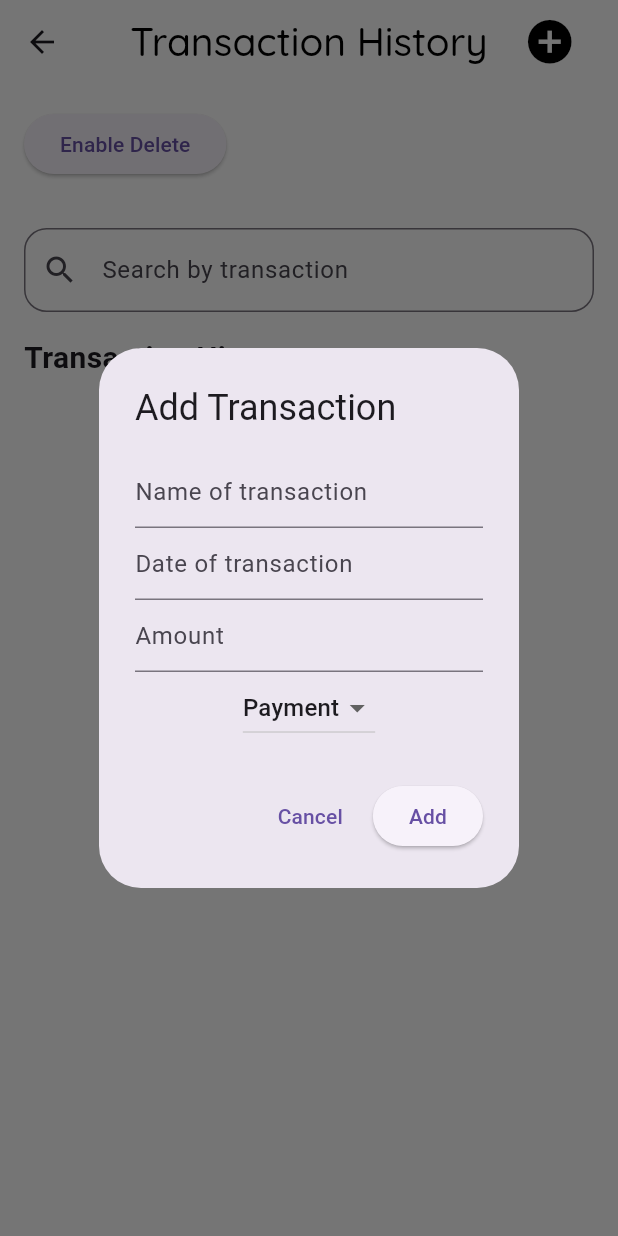
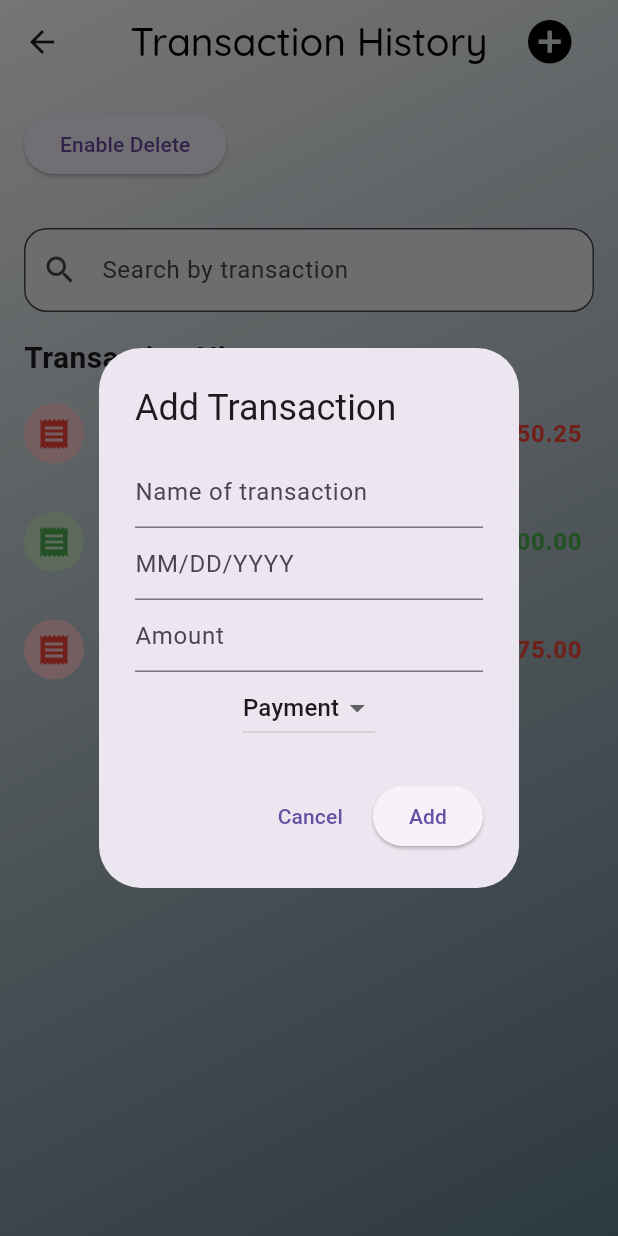
Before and after one commit to Moe2173/MoneyFlow, a Flutter app: the TransactionHistory screen opened directly, after a tap on "Enable Delete", after a tap on "Disable Delete", after a tap on the "add circle" icon, on a phone screen of 412 x 824 dp. Run offline on Flutter 3.47's test engine with Material 3 defaults, Android fonts, the phone set to English and light mode, and no system bars; our stand-ins replace shared_preferences; accounts and stored records are empty.

Commit message:
Update transactions_history.dart

```diff
--- a/lib/pages/transactions_history.dart
+++ b/lib/pages/transactions_history.dart
@@ -1,23 +1,71 @@
 import 'package:flutter/material.dart';
+import 'package:intl/intl.dart';
+import 'package:shared_preferences/shared_preferences.dart';
+import 'dart:convert';
 
 class TransactionHistory extends StatefulWidget {
-  const TransactionHistory({super.key});
+  const TransactionHistory({Key? key}) : super(key: key);
 
   @override
   State<TransactionHistory> createState() => _TransactionHistoryState();
 }
 
 class _TransactionHistoryState extends State<TransactionHistory> {
-  // Empty list of transactions
   List<Map<String, dynamic>> transactions = [];
-
-  // Variable to hold the search query
   String searchQuery = '';
-
-  // To toggle the visibility of delete button
   bool _showDeleteButton = false;
 
-  // Function to filter transactions based on search
+  @override
+  void initState() {
+    super.initState();
+    _initializeTransactions();
+  }
+
+  // Initialize transactions: load from SharedPreferences or use sample data
+  Future<void> _initializeTransactions() async {
+    final prefs = await SharedPreferences.getInstance();
+    final transactionsJson = prefs.getString('transactions');
+
+    if (transactionsJson == null) {
+      // No stored transactions, use sample data and save it
+      transactions = [
+        {"title": "Grocery Shopping", "date": "03/01/2025", "amount": 50.25, "type": "payment"},
+        {"title": "Salary", "date": "03/01/2025", "amount": 1500.00, "type": "income"},
+        {"title": "Restaurant", "date": "03/03/2025", "amount": 75.00, "type": "payment"},
+      ];
+      await _saveTransactions();
+    } else {
+      // Load saved transactions
+      final List<dynamic> decodedTransactions = jsonDecode(transactionsJson);
+      setState(() {
+        transactions = decodedTransactions.cast<Map<String, dynamic>>();
+      });
+    }
+  }
+
+  // Save transactions to SharedPreferences
+  Future<void> _saveTransactions() async {
+    final prefs = await SharedPreferences.getInstance();
+    final transactionsJson = jsonEncode(transactions);
+    await prefs.setString('transactions', transactionsJson);
+  }
+
+  // Add a new transaction
+  Future<void> _addTransaction(String title, String date, double amount, String type) async {
+    setState(() {
+      transactions.add({"title": title, "date": date, "amount": amount, "type": type});
+    });
+    await _saveTransactions();
+  }
+
+  // Remove a transaction
+  Future<void> _removeTransaction(int index) async {
+    setState(() {
+      transactions.removeAt(index);
+    });
+    await _saveTransactions();
+  }
+
   List<Map<String, dynamic>> get filteredTransactions {
     return transactions
         .where((transaction) =>
@@ -25,26 +73,12 @@ class _TransactionHistoryState extends State<TransactionHistory> {
         .toList();
   }
 
-  // Function to add a transaction to the list
-  void _addTransaction(String title, String date, double amount, String type) {
-    setState(() {
-      transactions.add({"title": title, "date": date, "amount": amount, "type": type});
-    });
-  }
-
-  // Function to remove a transaction
-  void _removeTransaction(int index) {
-    setState(() {
-      transactions.removeAt(index);
-    });
-  }
-
-  // Function to show the add transaction dialog
   void _showAddTransactionDialog() {
     String title = '';
     String date = '';
     double amount = 0.0;
-    String type = 'payment'; // Default to payment
+    String type = 'payment';
+    final dateController = TextEditingController();
 
     showDialog(
       context: context,
@@ -61,7 +95,8 @@ class _TransactionHistoryState extends State<TransactionHistory> {
                 },
               ),
               TextField(
-                decoration: const InputDecoration(hintText: 'Date of transaction'),
+                controller: dateController,
+                decoration: const InputDecoration(hintText: 'MM/DD/YYYY'),
                 onChanged: (value) {
                   date = value;
                 },
@@ -75,7 +110,7 @@ class _TransactionHistoryState extends State<TransactionHistory> {
               ),
               DropdownButton<String>(
                 value: type,
-                items: [
+                items: const [
                   DropdownMenuItem(value: 'payment', child: Text('Payment')),
                   DropdownMenuItem(value: 'income', child: Text('Income')),
                 ],
@@ -95,10 +130,19 @@ class _TransactionHistoryState extends State<TransactionHistory> {
               child: const Text("Cancel"),
             ),
             ElevatedButton(
-              onPressed: () {
-                if (title.isNotEmpty && date.isNotEmpty && amount > 0) {
-                  _addTransaction(title, date, amount, type);
+              onPressed: () async {
+                if (title.isNotEmpty &&
+                    date.isNotEmpty &&
+                    amount > 0 &&
+                    _isValidDate(date)) {
+                  await _addTransaction(title, date, amount, type);
                   Navigator.of(context).pop();
+                } else {
+                  ScaffoldMessenger.of(context).showSnackBar(
+                    const SnackBar(
+                      content: Text('Invalid date format. Please use MM/DD/YYYY.'),
+                    ),
+                  );
                 }
               },
               child: const Text("Add"),
@@ -109,25 +153,44 @@ class _TransactionHistoryState extends State<TransactionHistory> {
     );
   }
 
+  bool _isValidDate(String date) {
+    try {
+      DateFormat('MM/dd/yyyy').parseStrict(date);
+      return true;
+    } catch (e) {
+      return false;
+    }
+  }
+
   @override
   Widget build(BuildContext context) {
-    return Scaffold(
-      backgroundColor: Colors.white,
+    return Container(
+      decoration: const BoxDecoration(
+        gradient: LinearGradient(
+          begin: Alignment.topLeft,
+          end: Alignment.bottomRight,
+          colors: [
+            Colors.white,
+            Colors.blueGrey,
+          ],
+        ),
+      ),
+      child: Scaffold(
+        backgroundColor: Colors.transparent,
         appBar: AppBar(
-        backgroundColor: Colors.white,
+          backgroundColor: Colors.transparent,
           elevation: 0,
           centerTitle: true,
-        title: Text(
+          title: const Text(
             "Transaction History",
-          style: const TextStyle(color: Colors.black, fontSize: 26, fontFamily: 'Quicksand'),
+            style: TextStyle(color: Colors.black, fontSize: 26, fontFamily: 'Quicksand'),
           ),
           actions: [
-          // Add Transaction Button in top-right corner
             Padding(
               padding: const EdgeInsets.only(right: 20.0),
               child: IconButton(
-              icon: Icon(Icons.add_circle, size: 35, color: Colors.black),
-              onPressed: _showAddTransactionDialog, // Show popup dialog
+                icon: const Icon(Icons.add_circle, size: 35, color: Colors.black),
+                onPressed: _showAddTransactionDialog,
               ),
             ),
           ],
@@ -135,26 +198,26 @@ class _TransactionHistoryState extends State<TransactionHistory> {
         body: Column(
           crossAxisAlignment: CrossAxisAlignment.start,
           children: [
-          // Special Button to toggle delete visibility
             Padding(
               padding: const EdgeInsets.all(16.0),
               child: ElevatedButton(
                 onPressed: () {
                   setState(() {
-                  _showDeleteButton = !_showDeleteButton; // Toggle delete button visibility
+                    _showDeleteButton = !_showDeleteButton;
                   });
                 },
                 child: Text(_showDeleteButton ? 'Disable Delete' : 'Enable Delete'),
               ),
             ),
-          // Search Bar under "Transaction History"
             Padding(
               padding: const EdgeInsets.all(16.0),
               child: TextField(
                 decoration: InputDecoration(
                   hintText: 'Search by transaction',
+                  filled: true,
+                  fillColor: Colors.grey[200],
                   border: OutlineInputBorder(borderRadius: BorderRadius.circular(15)),
-                prefixIcon: Icon(Icons.search),
+                  prefixIcon: const Icon(Icons.search),
                 ),
                 onChanged: (query) {
                   setState(() {
@@ -163,15 +226,13 @@ class _TransactionHistoryState extends State<TransactionHistory> {
                 },
               ),
             ),
-          // History Title
             Padding(
               padding: const EdgeInsets.symmetric(horizontal: 16.0),
-            child: Text(
+              child: const Text(
                 "Transaction History",
                 style: TextStyle(fontSize: 20, fontWeight: FontWeight.bold),
               ),
             ),
-          // Transaction List
             Expanded(
               child: ListView.builder(
                 itemCount: filteredTransactions.length,
@@ -187,13 +248,14 @@ class _TransactionHistoryState extends State<TransactionHistory> {
                         color: transaction["type"] == "income" ? Colors.green : Colors.red,
                       ),
                     ),
-                  title: Text(transaction["title"], style: TextStyle(fontWeight: FontWeight.bold)),
+                    title: Text(transaction["title"],
+                        style: const TextStyle(fontWeight: FontWeight.bold)),
                     subtitle: Text(transaction["date"]),
                     trailing: _showDeleteButton
                         ? IconButton(
-                    icon: Icon(Icons.delete, color: Colors.red),
-                    onPressed: () {
-                      _removeTransaction(index); // Remove the transaction
+                      icon: const Icon(Icons.delete, color: Colors.red),
+                      onPressed: () async {
+                        await _removeTransaction(index);
                       },
                     )
                         : Text(
@@ -210,6 +272,7 @@ class _TransactionHistoryState extends State<TransactionHistory> {
             ),
           ],
         ),
+      ),
     );
   }
 }
```
Lines whose indentation alone changed are shown as unchanged.
